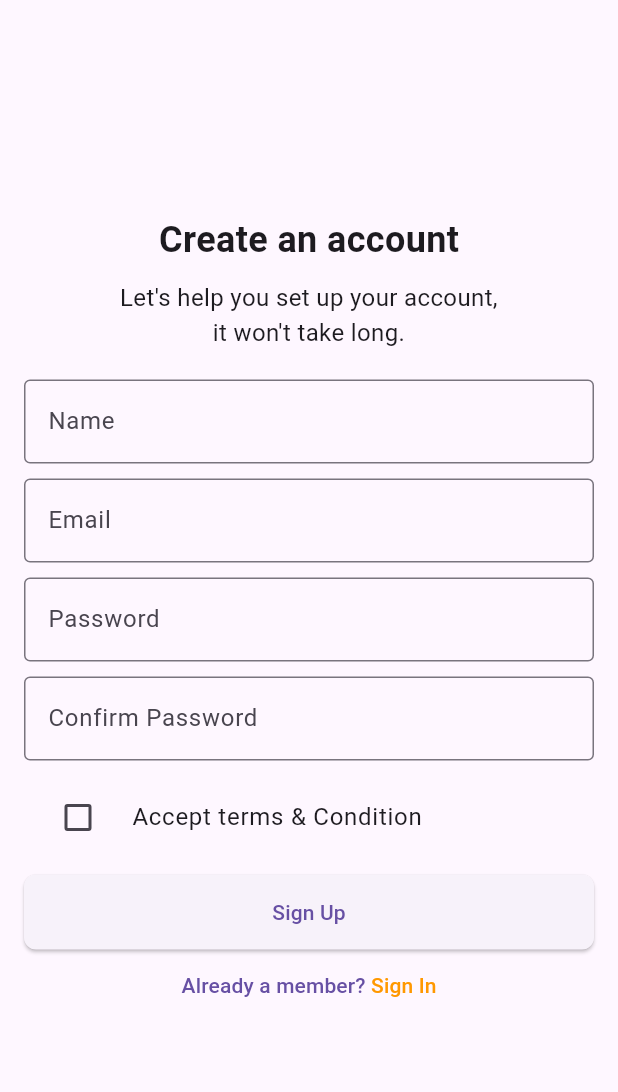
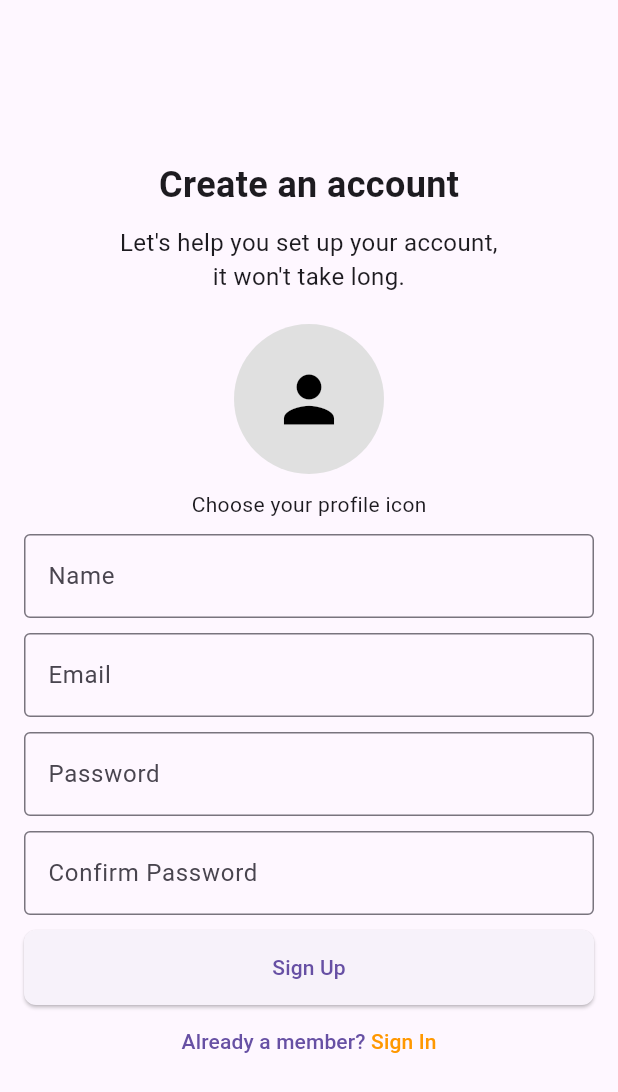
Before and after one commit to dreeew05/sheff_andrew, a Flutter app: the SignUpPage screen opened by its route, on a phone screen of 412 x 824 dp. Shown: the top 1092 px of the screen. Run offline on Flutter 3.47's test engine with Material 3 defaults, Android fonts, the phone set to English and light mode, and no system bars; our stand-ins replace carousel_slider, cloud_firestore, firebase_auth, firebase_core, firebase_storage, google_fonts and 1 more; accounts and stored records are empty.

Commit message:
Profile Icon addition to sign up and profile details

```diff
--- a/lib/screens/profile/profile_page.dart
+++ b/lib/screens/profile/profile_page.dart
@@ -3,7 +3,6 @@
   Purpose of this file: Profile Page
 */
 import 'package:cloud_firestore/cloud_firestore.dart';
-
 import 'package:flutter/material.dart';
 import 'package:google_fonts/google_fonts.dart';
 import 'package:provider/provider.dart';
@@ -12,6 +11,7 @@ import 'package:sheff_andrew/providers/user_provider.dart';
 import 'package:sheff_andrew/screens/profile/components/profile_details.dart';
 import 'package:sheff_andrew/screens/profile/components/profile_recipes.dart';
 import 'theming.dart';
+import 'iconing.dart';
 
 //Alert Dialogue for signing out
 Future<void> _signOutDialog(BuildContext context) async {
@@ -129,8 +129,10 @@ class _ProfilePageState extends State<ProfilePage> {
                       final Map<String, dynamic> profileData =
                           snapshot.data!.data()! as Map<String, dynamic>;
                       final String name = profileData['name'];
+                      final String profileimage = profileData['profileImage'];
                       // Todo: Add Image
-                      return ProfileDetails(name: name);
+                      return ProfileDetails(
+                          name: name, profileImage: profileimage);
                     }
                   },
                 ),
--- a/lib/screens/signup/signup_page.dart
+++ b/lib/screens/signup/signup_page.dart
@@ -17,6 +17,7 @@ class _SignUpPageState extends State<SignUpPage> {
   final TextEditingController _confirmPasswordController =
       TextEditingController();
   bool _acceptTerms = false;
+  String _selectedProfileImage = '';
 
   void _signUp() async {
     if (_formKey.currentState!.validate() && _acceptTerms) {
@@ -34,6 +35,8 @@ class _SignUpPageState extends State<SignUpPage> {
             'name': _nameController.text.trim(),
             'email': _emailController.text.trim(),
             'userKey': newUser.user!.uid,
+            'bookmarks': [],
+            'profileImage': _selectedProfileImage,
           });
 
           // Navigate to the next page or show a success message
@@ -51,6 +54,62 @@ class _SignUpPageState extends State<SignUpPage> {
       ScaffoldMessenger.of(context).showSnackBar(
         SnackBar(content: Text('You need to accept terms & conditions')),
       );
+    }
+  }
+
+  void _chooseProfilePicture() async {
+    final selectedImage = await showDialog<String>(
+      context: context,
+      builder: (BuildContext context) {
+        return AlertDialog(
+          title: Text('Choose Profile Picture'),
+          content: Container(
+            width: double.maxFinite,
+            height: 210,
+            child: GridView.count(
+              crossAxisCount: 3,
+              crossAxisSpacing: 10.0,
+              mainAxisSpacing: 10.0,
+              children: [
+                GestureDetector(
+                  onTap: () => Navigator.pop(context,
+                      'https://firebasestorage.googleapis.com/v0/b/sheff-andrew-e1613.appspot.com/o/profileicons%2Fchef_icon_4.png?alt=media&token=4519230f-bb80-4e41-aab7-49004217cd5b'),
+                  child: Image.network(
+                    'https://firebasestorage.googleapis.com/v0/b/sheff-andrew-e1613.appspot.com/o/profileicons%2Fchef_icon_4.png?alt=media&token=4519230f-bb80-4e41-aab7-49004217cd5b',
+                  ),
+                ),
+                GestureDetector(
+                  onTap: () => Navigator.pop(context,
+                      'https://firebasestorage.googleapis.com/v0/b/sheff-andrew-e1613.appspot.com/o/profileicons%2Fchef_icon_3.png?alt=media&token=7df54d3f-ec20-4362-9a88-8f3e03aa0ce7'),
+                  child: Image.network(
+                    'https://firebasestorage.googleapis.com/v0/b/sheff-andrew-e1613.appspot.com/o/profileicons%2Fchef_icon_3.png?alt=media&token=7df54d3f-ec20-4362-9a88-8f3e03aa0ce7',
+                  ),
+                ),
+                GestureDetector(
+                  onTap: () => Navigator.pop(context,
+                      'https://firebasestorage.googleapis.com/v0/b/sheff-andrew-e1613.appspot.com/o/profileicons%2Fchef_icon_2.png?alt=media&token=bca831b3-4c6e-4c23-95ed-c7ba98181756'),
+                  child: Image.network(
+                    'https://firebasestorage.googleapis.com/v0/b/sheff-andrew-e1613.appspot.com/o/profileicons%2Fchef_icon_2.png?alt=media&token=bca831b3-4c6e-4c23-95ed-c7ba98181756',
+                  ),
+                ),
+                GestureDetector(
+                  onTap: () => Navigator.pop(context,
+                      'https://firebasestorage.googleapis.com/v0/b/sheff-andrew-e1613.appspot.com/o/profileicons%2Fchef_icon_1.png?alt=media&token=77e2c6ba-b2bb-454b-9427-f96326964564'),
+                  child: Image.network(
+                    'https://firebasestorage.googleapis.com/v0/b/sheff-andrew-e1613.appspot.com/o/profileicons%2Fchef_icon_1.png?alt=media&token=77e2c6ba-b2bb-454b-9427-f96326964564',
+                  ),
+                ),
+              ],
+            ),
+          ),
+        );
+      },
+    );
+
+    if (selectedImage != null) {
+      setState(() {
+        _selectedProfileImage = selectedImage;
+      });
     }
   }
 
@@ -80,6 +139,26 @@ class _SignUpPageState extends State<SignUpPage> {
                     style: TextStyle(fontSize: 16),
                   ),
                   SizedBox(height: 20),
+                  GestureDetector(
+                    onTap: _chooseProfilePicture,
+                    child: CircleAvatar(
+                      radius: 50,
+                      backgroundColor: Colors.grey[300],
+                      backgroundImage: _selectedProfileImage.isNotEmpty
+                          ? NetworkImage(_selectedProfileImage)
+                          : null,
+                      child: _selectedProfileImage.isEmpty
+                          ? Icon(
+                              Icons.person,
+                              size: 50,
+                              color: Colors.black,
+                            )
+                          : null,
+                    ),
+                  ),
+                  SizedBox(height: 10),
+                  Text("Choose your profile icon"),
+                  SizedBox(height: 10),
                   TextFormField(
                     controller: _nameController,
                     decoration: InputDecoration(
@@ -141,17 +220,6 @@ class _SignUpPageState extends State<SignUpPage> {
                     },
                   ),
                   const SizedBox(height: 10),
-                  CheckboxListTile(
-                    title: const Text("Accept terms & Condition"),
-                    value: _acceptTerms,
-                    onChanged: (newValue) {
-                      setState(() {
-                        _acceptTerms = newValue!;
-                      });
-                    },
-                    controlAffinity: ListTileControlAffinity.leading,
-                  ),
-                  SizedBox(height: 10),
                   ElevatedButton(
                       onPressed: _signUp,
                       style: ElevatedButton.styleFrom(
@@ -160,9 +228,7 @@ class _SignUpPageState extends State<SignUpPage> {
                           borderRadius: BorderRadius.circular(8.0),
                         ),
                       ),
-                    child:
-                        Text('Sign Up')
-                  ),
+                      child: Text('Sign Up')),
                   TextButton(
                       onPressed: () {
                         Navigator.pop(context); // Go back to sign in page
```
Also changed, not shown: lib/screens/profile/components/profile_details.dart (+6 -1 lines). Lines whose indentation alone changed are shown as unchanged.
